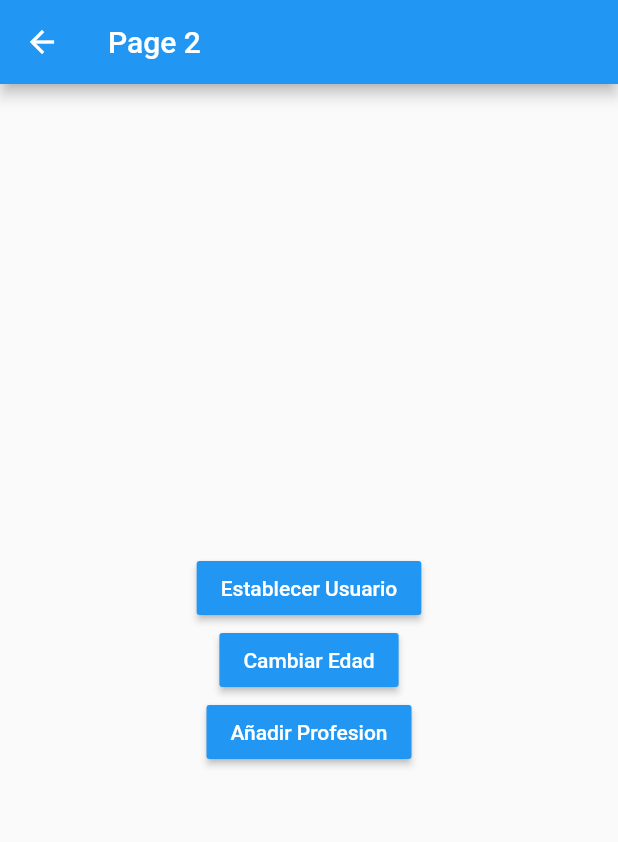
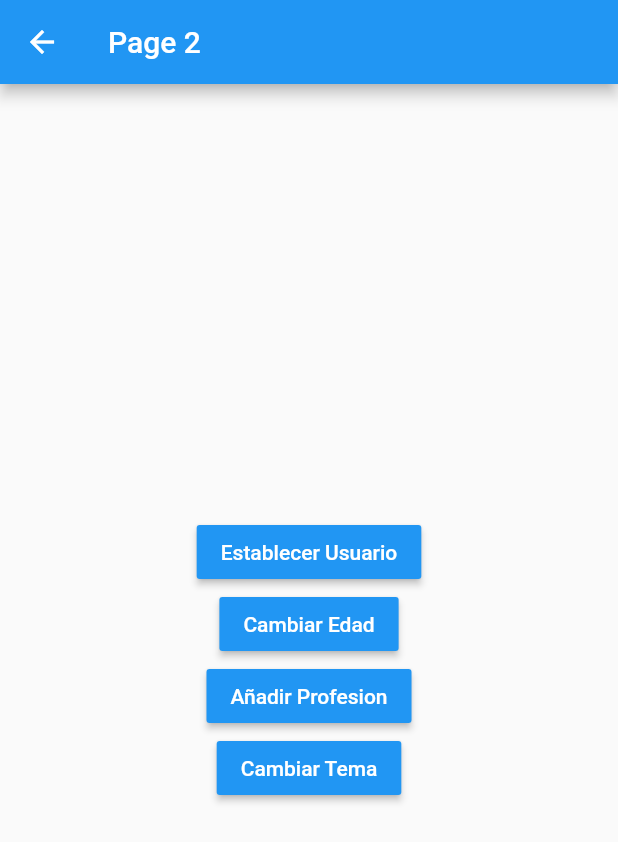
Before and after one commit to Andres-MI/GetXExample, a Flutter app: the SecondPage screen opened by its route, on a phone screen of 412 x 824 dp. Shown: the top 842 px of the screen. Run offline on Flutter 3.47's test engine with Material 2 defaults, Android fonts, the phone set to English and light mode, and no system bars; our stand-ins replace get.

Commit message:
Change AppTheme through GetX. Finished Sample

```diff
--- a/lib/pages/second_page.dart
+++ b/lib/pages/second_page.dart
@@ -38,6 +38,13 @@ class SecondPage extends StatelessWidget {
                 userController.addJob('Retired digeridoo player');
                 userController.addJob('Flutter expert');
               }),
+          MaterialButton(
+              child: Text('Cambiar Tema',
+                  style: TextStyle(color: Colors.white)),
+              color: Colors.blue,
+              onPressed: () {
+                Get.isDarkMode ? Get.changeTheme(ThemeData.light()) : Get.changeTheme(ThemeData.dark());
+              }),
         ],
       )),
     );
```
